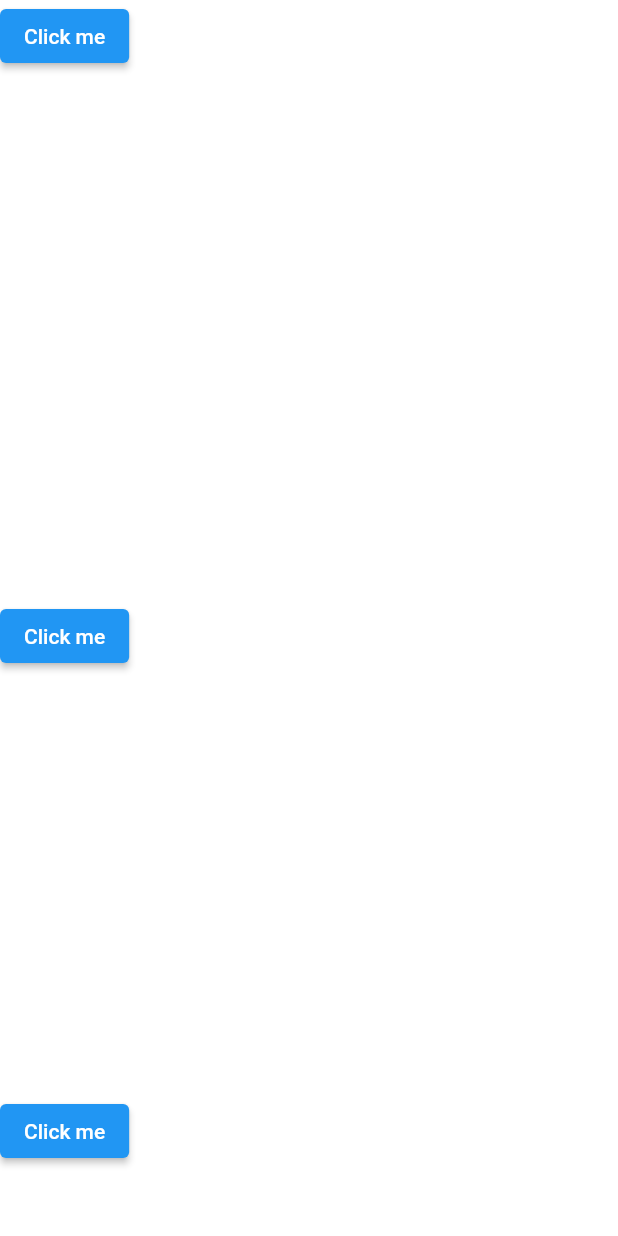
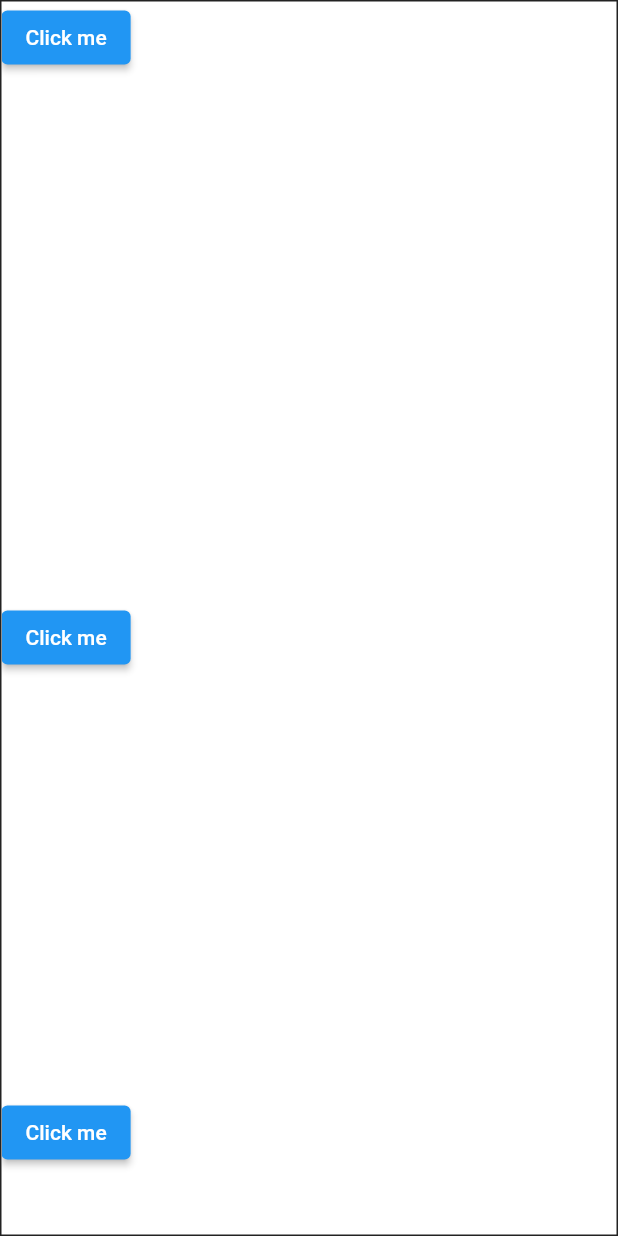
Before and after one commit to emirdeliz/menu_float_demo, a Flutter app: the screen it shows after launch, on a phone screen of 412 x 824 dp. Run offline on Flutter 3.47's test engine with Material 2 defaults, Android fonts, the phone set to English and light mode, and no system bars; missing offline and left inert: dart:html, menu_float.

Commit message:
feat: Work in progress

```diff
--- a/lib/main.dart
+++ b/lib/main.dart
@@ -1,4 +1,6 @@
 // ignore_for_file: avoid_print, constant_identifier_names
+
+import 'dart:html';
 
 import 'package:flutter/material.dart';
 import 'package:menu_float_demo/menu_float_app.dart';
@@ -26,12 +28,15 @@ class MenuFloatDemo extends StatelessWidget {
   Widget build(BuildContext context) {
     return MaterialApp(
         title: 'Flutter Demo',
-        theme: ThemeData(
-          primarySwatch: Colors.blue,
-        ),
-        home: Container(
-          // decoration:
-          //     BoxDecoration(border: Border.all(color: Colors.red, width: 3)),
+        home: MouseRegion(
+            onHover: (event) {
+              final dx = event.localPosition.dx;
+              final dy = event.localPosition.dy;
+              // print("dx $dx dy $dy");
+            },
+            child: Container(
+              decoration: BoxDecoration(
+                  border: Border.all(color: Colors.black87, width: 1)),
               child: Stack(
                 children: [
                   // y: 0
@@ -48,6 +53,6 @@ class MenuFloatDemo extends StatelessWidget {
                   MenuFloatAppTest(target: target, x: 930, y: 730),
                 ],
               ),
-        ));
+            )));
   }
 }
```
Lines whose indentation alone changed are shown as unchanged.
